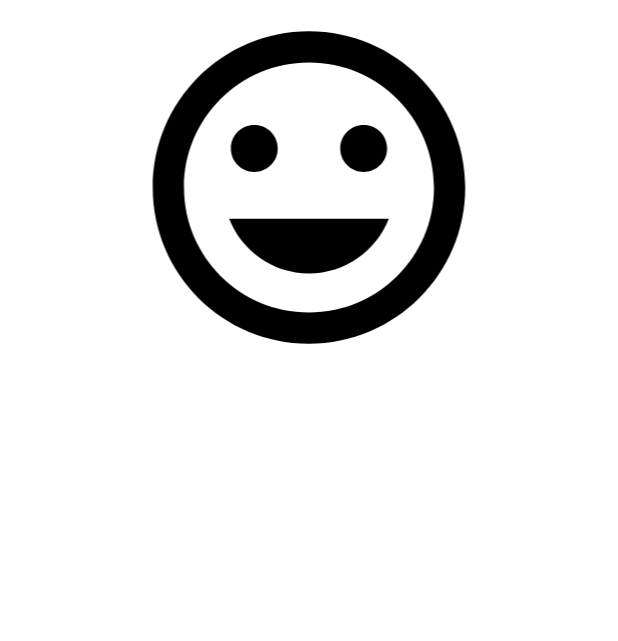
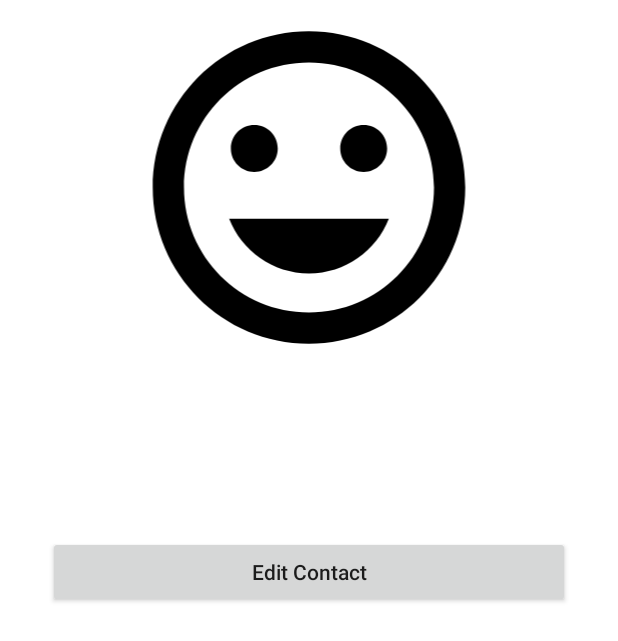
Before and after one commit to azubair100/Ahmed-Zubair-Contacts, an Android app: the ContactDetailsFragment screen opened through its navigation route, on a phone screen of 412 x 824 dp. Shown: the top 641 px of the screen. Run offline under Robolectric (Android 15) with nearby library versions, the phone set to English and light mode, and no system bars; our stand-ins replace Room's generated code, data binding; 1 statement that could not run was skipped.

Commit message:
basic data binding and design fix

```diff
--- a/app/src/main/java/com/example/ahmedzubaircontacts/viewmodel/NewContactViewModel.kt
+++ b/app/src/main/java/com/example/ahmedzubaircontacts/viewmodel/NewContactViewModel.kt
@@ -13,7 +13,7 @@ class NewContactViewModel(application: Application) : BaseViewModel(application)
             val personDao = ContactDatabase(getApplication()).personDAO()
             val personId = personDao.insert(person)
 
-            personId?.let {
+            personId.let {
                 if(phones.size > 0){
                     val phoneDao = ContactDatabase(getApplication()).phoneDAO()
                     val phoneList = returnPhoneList(phones, personId)
--- a/app/src/main/res/layout/fragment_contact_details.xml
+++ b/app/src/main/res/layout/fragment_contact_details.xml
@@ -10,13 +10,12 @@
     </data>
 
     <androidx.coordinatorlayout.widget.CoordinatorLayout
-        xmlns:bind="http://schemas.android.com/apk/res-auto"
         android:id="@+id/contactDetailsCOL"
         android:layout_width="match_parent"
-        android:layout_height="wrap_content"
+        android:layout_height="match_parent"
         android:fitsSystemWindows="true">
 
-        <include layout="@layout/fragment_contact_detials_app_bar" bind:name ="@{person}" />
+        <include layout="@layout/fragment_contact_detials_app_bar" app:name="@{person}" />
 
         <androidx.core.widget.NestedScrollView
             app:layout_behavior="@string/appbar_scrolling_view_behavior"
@@ -34,11 +33,22 @@
                 <TextView
                     android:id="@+id/birthDateTV"
                     android:layout_width="match_parent"
-                    android:layout_height="wrap_content"/>
+                    android:layout_height="wrap_content"
+                    android:text="@{person.birthday}"
+                    android:textAlignment="center" />
 
                 <include layout="@layout/edit_contact_phone" />
                 <include layout="@layout/edit_contact_email" />
                 <include layout="@layout/edit_contact_address" />
+
+                <Button
+                    android:id="@+id/editContactsBtn"
+                    android:text="@string/edit_contact"
+                    android:textAllCaps="false"
+                    android:layout_width="match_parent"
+                    android:layout_height="wrap_content"
+                    android:layout_margin="32dp"
+                    android:layout_gravity="center_horizontal"/>
 
             </LinearLayout>
 
--- a/app/src/main/res/navigation/contact_navigation.xml
+++ b/app/src/main/res/navigation/contact_navigation.xml
@@ -40,7 +40,7 @@
     </fragment>
     <fragment
         android:id="@+id/newEditContactFragment"
-        android:name="com.example.ahmedzubaircontacts.view.NewEditContactFragment"
+        android:name="com.example.ahmedzubaircontacts.view.NewContactFragment"
         android:label="NewEditContactFragment" >
         <argument
             android:name="personId"
--- a/app/src/main/res/values/strings.xml
+++ b/app/src/main/res/values/strings.xml
@@ -26,4 +26,5 @@
     <string name="zip">Zip</string>
     <string name="space">&#160;</string>
     <string name="error_contact_saving">An error occurred! Contact could not be saved. Please try again.</string>
+    <string name="edit_contact">Edit Contact</string>
 </resources>
```
Also changed, not shown: app/src/main/java/com/example/ahmedzubaircontacts/view/NewContactFragment.kt (renamed from app/src/main/java/com/example/ahmedzubaircontacts/view/NewEditContactFragment.kt, +6 -7 lines), app/src/main/res/layout/fragment_new_contact.xml (renamed from app/src/main/res/layout/fragment_new_edit_contact.xml).
